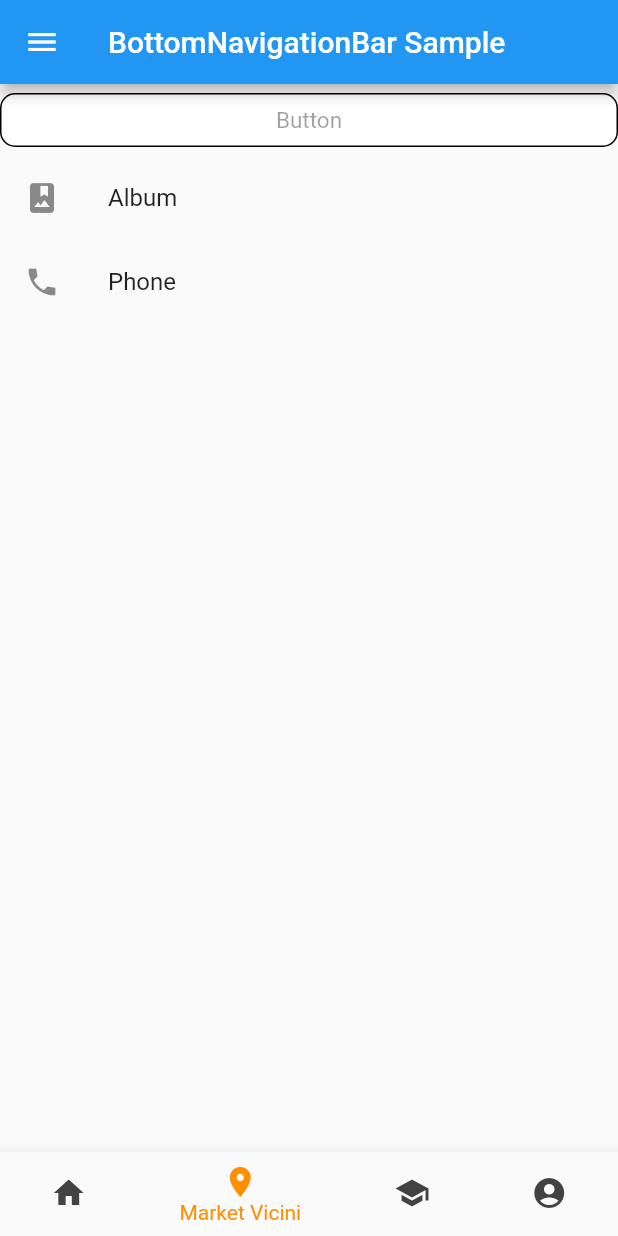
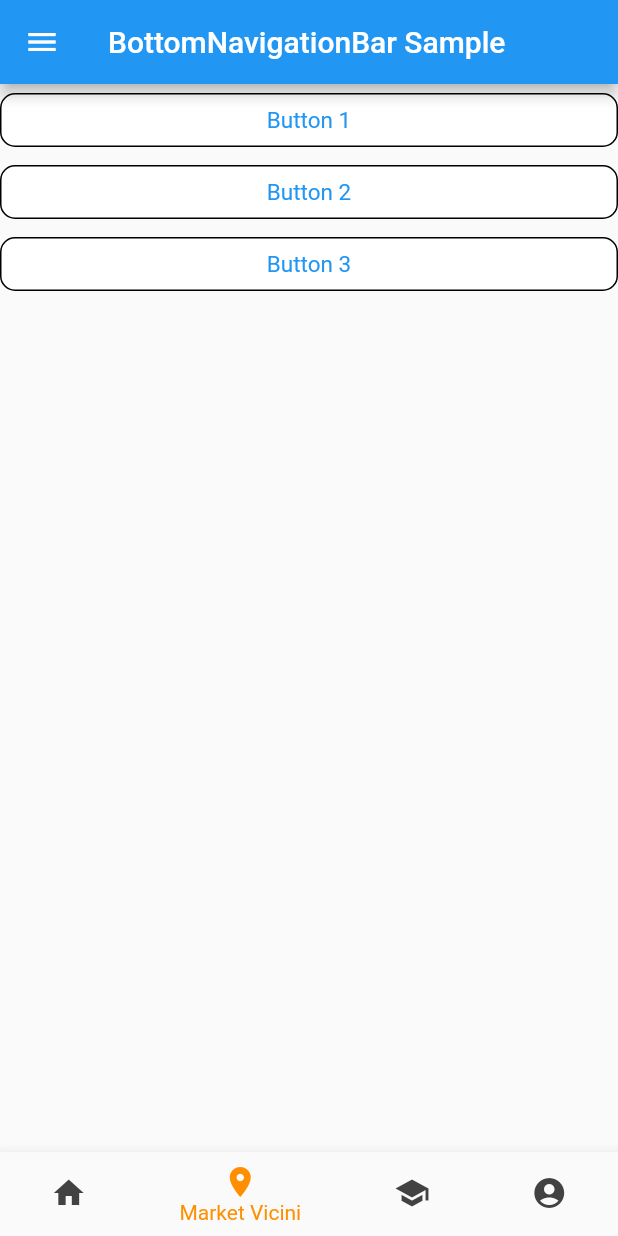
Before and after one commit to zfeder/marketshop_app, a Flutter app: the screen it shows after launch, item 2 of the bottom bar chosen, on a phone screen of 412 x 824 dp. Run offline on Flutter 3.47's test engine with Material 2 defaults, Android fonts, the phone set to English and light mode, and no system bars.

```diff
--- a/lib/main.dart
+++ b/lib/main.dart
@@ -87,16 +87,32 @@ class _MyStatefulWidgetState extends State<MyStatefulWidget> {
                   borderRadius: BorderRadius.all(Radius.circular(10)),
                 )
             ),
-            onPressed: null,
-            child: Text('Button'),
+            onPressed: () {},
+            child: const Text('Button 1'),
         ),
-        const ListTile(
-          leading: Icon(Icons.photo_album),
-          title: Text('Album'),
+        TextButton(
+          style: TextButton.styleFrom(
+              side: const BorderSide(width: 1.0),
+              textStyle: const TextStyle(fontSize: 15),
+              backgroundColor: Colors.white,
+              shape: const RoundedRectangleBorder(
+                borderRadius: BorderRadius.all(Radius.circular(10)),
+              )
+          ),
+          onPressed: () {},
+          child: const Text('Button 2'),
         ),
-        const ListTile(
-          leading: Icon(Icons.phone),
-          title: Text('Phone'),
+        TextButton(
+          style: TextButton.styleFrom(
+              side: const BorderSide(width: 1.0),
+              textStyle: const TextStyle(fontSize: 15),
+              backgroundColor: Colors.white,
+              shape: const RoundedRectangleBorder(
+                borderRadius: BorderRadius.all(Radius.circular(10)),
+              )
+          ),
+          onPressed: () {},
+          child: const Text('Button 3'),
         ),
       ],
     ),
--- a/pubspec.yaml
+++ b/pubspec.yaml
@@ -36,6 +36,7 @@ dependencies:
   # The following adds the Cupertino Icons font to your application.
   # Use with the CupertinoIcons class for iOS style icons.
   cupertino_icons: ^1.0.2
+  google_maps_flutter: ^2.2.5
 
 dev_dependencies:
   flutter_test:
```
Also changed, not shown: pubspec.lock, 2 other files.
